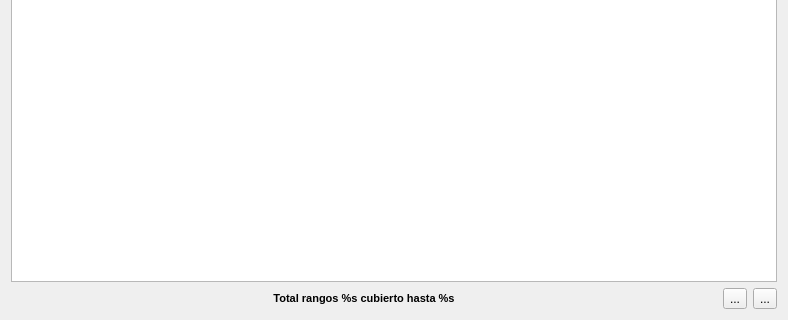
Above: ui/wdgIndexRange.ui from turulomio/xulpymoney before the change; both pictures show x 0 to 788 and y 204 to 524 of the 788 by 524 pixel window. Below: the same form after it.
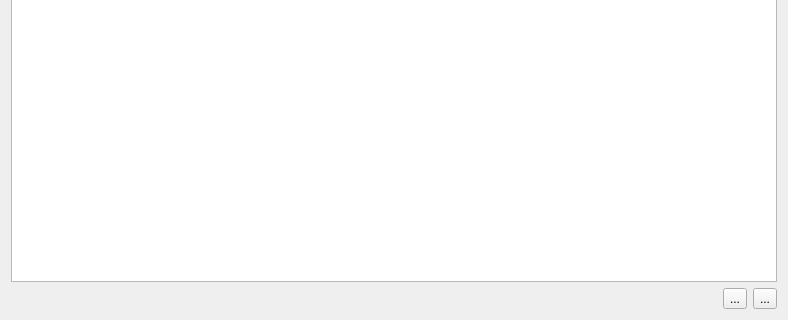
That is the form after the change. Icons and pictures are not drawn. Custom widgets are drawn as their Qt base class.

```diff
--- a/ui/wdgIndexRange.ui
+++ b/ui/wdgIndexRange.ui
@@ -233,9 +233,6 @@
            <bold>true</bold>
           </font>
          </property>
-         <property name="text">
-          <string>Total rangos %s cubierto hasta %s</string>
-         </property>
          <property name="alignment">
           <set>Qt::AlignCenter</set>
          </property>
```
Left out of the diff: 4 changed lines with no effect on the pictures.
